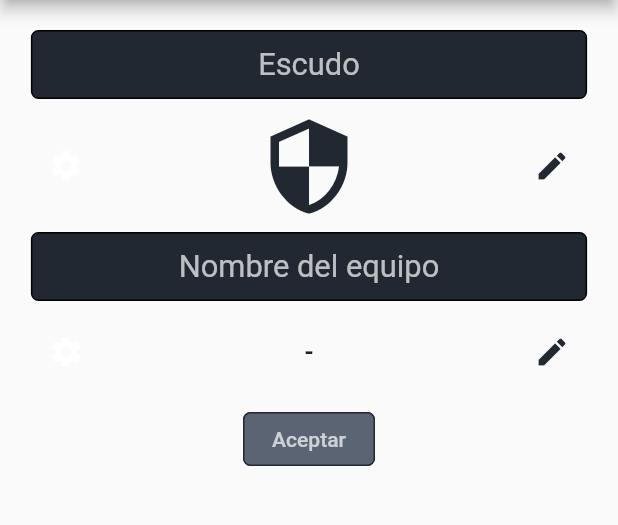
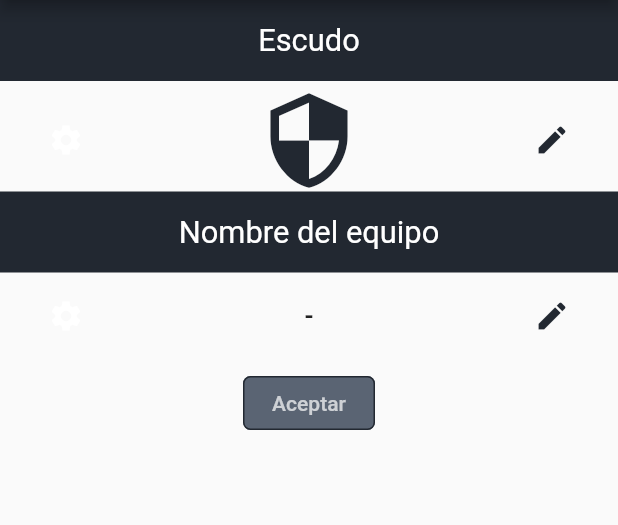
Before and after one commit to t19d/mister_football, a Flutter app: the screen it shows after launch, in the side drawer, after a tap on "Configuración", on a phone screen of 412 x 824 dp, the part 84-609 px from its top. Run offline on Flutter 3.47's test engine with Material 2 defaults, Android fonts, the phone set to English and light mode, and no system bars; our stand-ins replace flutter_datetime_picker, hive, hive_flutter, image_cropper, image_picker, pie_chart and 2 more; accounts and stored records are empty; generated files the repository leaves out were written again; Roboto replaces fonts that are missing (Georgia); project files that could hold a hidden picture were left out.

Commit message:
Diseño actualizado.

```diff
--- a/lib/routes/configuracion/v_configuracion.dart
+++ b/lib/routes/configuracion/v_configuracion.dart
@@ -52,29 +52,30 @@ class _Configuracion extends State<Configuracion> {
     Map<String, dynamic> equipoEditado = equipo;
     if (boxPerfil.get(0) != null) {
       equipo = Map.from(boxPerfil.get(0));
-      return Container(
-        padding: EdgeInsets.only(top: 10, left: 20, right: 20),
-        child: Column(
+      return Column(
         children: <Widget>[
           Container(
-              width: MediaQuery.of(context).size.width * .9,
-              padding: EdgeInsets.only(top: 10, bottom: 10),
-              margin: EdgeInsets.only(top: 10, bottom: 10),
-              decoration: BoxDecoration(
+            width: MediaQuery.of(context).size.width,
             color: MisterFootball.primario,
-                border: Border.all(),
-                borderRadius: BorderRadius.all(Radius.circular(5)),
+            padding: EdgeInsets.only(
+              top: 15,
+              bottom: 15,
+            ),
+            margin: EdgeInsets.only(
+              bottom: 5,
             ),
             child: Text(
               "Escudo",
               textAlign: TextAlign.center,
               style: TextStyle(
+                color: Colors.white,
                 fontSize: MediaQuery.of(context).size.width * .05,
-                  color: Colors.white70,
               ),
             ),
           ),
-            Row(
+          Container(
+            padding: EdgeInsets.only(left: 20, right: 20),
+            child: Row(
               mainAxisAlignment: MainAxisAlignment.spaceBetween,
               children: <Widget>[
                 IconButton(
@@ -102,25 +103,29 @@ class _Configuracion extends State<Configuracion> {
                 ),
               ],
             ),
+          ),
           Container(
-              width: MediaQuery.of(context).size.width * .9,
-              padding: EdgeInsets.only(top: 10, bottom: 10),
-              margin: EdgeInsets.only(top: 10, bottom: 10),
-              decoration: BoxDecoration(
+            width: MediaQuery.of(context).size.width,
             color: MisterFootball.primario,
-                border: Border.all(),
-                borderRadius: BorderRadius.all(Radius.circular(5)),
+            padding: EdgeInsets.only(
+              top: 15,
+              bottom: 15,
+            ),
+            margin: EdgeInsets.only(
+              bottom: 5,
             ),
             child: Text(
               "Nombre del equipo",
               textAlign: TextAlign.center,
               style: TextStyle(
+                color: Colors.white,
                 fontSize: MediaQuery.of(context).size.width * .05,
-                  color: Colors.white70,
               ),
             ),
           ),
-            Row(
+          Container(
+            padding: EdgeInsets.only(left: 20, right: 20),
+            child: Row(
               mainAxisAlignment: MainAxisAlignment.spaceBetween,
               children: <Widget>[
                 IconButton(
@@ -151,6 +156,7 @@ class _Configuracion extends State<Configuracion> {
                   },
                 ),
               ],
+            ),
           ),
           Container(
             margin: EdgeInsets.only(top: 10),
@@ -199,7 +205,6 @@ class _Configuracion extends State<Configuracion> {
             ),
           ),
         ],
-        ),
       );
       /*return Table(
         defaultVerticalAlignment: TableCellVerticalAlignment.middle,
@@ -298,29 +303,30 @@ class _Configuracion extends State<Configuracion> {
         ],
       );*/
     } else {
-      return Container(
-        padding: EdgeInsets.only(top: 10, left: 20, right: 20),
-        child: Column(
+      return Column(
         children: <Widget>[
           Container(
-              width: MediaQuery.of(context).size.width * .9,
-              padding: EdgeInsets.only(top: 10, bottom: 10),
-              margin: EdgeInsets.only(top: 10, bottom: 10),
-              decoration: BoxDecoration(
+            width: MediaQuery.of(context).size.width,
             color: MisterFootball.primario,
-                border: Border.all(),
-                borderRadius: BorderRadius.all(Radius.circular(5)),
+            padding: EdgeInsets.only(
+              top: 15,
+              bottom: 15,
+            ),
+            margin: EdgeInsets.only(
+              bottom: 5,
             ),
             child: Text(
               "Escudo",
               textAlign: TextAlign.center,
               style: TextStyle(
+                color: Colors.white,
                 fontSize: MediaQuery.of(context).size.width * .05,
-                  color: Colors.white70,
               ),
             ),
           ),
-            Row(
+          Container(
+            padding: EdgeInsets.only(left: 20, right: 20),
+            child: Row(
               mainAxisAlignment: MainAxisAlignment.spaceBetween,
               children: <Widget>[
                 IconButton(
@@ -344,25 +350,29 @@ class _Configuracion extends State<Configuracion> {
                 ),
               ],
             ),
+          ),
           Container(
-              width: MediaQuery.of(context).size.width * .9,
-              padding: EdgeInsets.only(top: 10, bottom: 10),
-              margin: EdgeInsets.only(top: 10, bottom: 10),
-              decoration: BoxDecoration(
+            width: MediaQuery.of(context).size.width,
             color: MisterFootball.primario,
-                border: Border.all(),
-                borderRadius: BorderRadius.all(Radius.circular(5)),
+            padding: EdgeInsets.only(
+              top: 15,
+              bottom: 15,
+            ),
+            margin: EdgeInsets.only(
+              bottom: 5,
             ),
             child: Text(
               "Nombre del equipo",
               textAlign: TextAlign.center,
               style: TextStyle(
+                color: Colors.white,
                 fontSize: MediaQuery.of(context).size.width * .05,
-                  color: Colors.white70,
               ),
             ),
           ),
-            Row(
+          Container(
+            padding: EdgeInsets.only(left: 20, right: 20),
+            child: Row(
               mainAxisAlignment: MainAxisAlignment.spaceBetween,
               children: <Widget>[
                 IconButton(
@@ -392,6 +402,7 @@ class _Configuracion extends State<Configuracion> {
                   },
                 ),
               ],
+            ),
           ),
           Container(
             margin: EdgeInsets.only(top: 10),
@@ -440,7 +451,6 @@ class _Configuracion extends State<Configuracion> {
             ),
           ),
         ],
-        ),
       );
       return Table(
         defaultVerticalAlignment: TableCellVerticalAlignment.middle,
@@ -563,29 +573,30 @@ class _Configuracion extends State<Configuracion> {
                 return devolverConfiguracion();
               }
             } else {
-              return Container(
-                padding: EdgeInsets.only(top: 10, left: 20, right: 20),
-                child: Column(
+              return Column(
                 children: <Widget>[
                   Container(
-                      width: MediaQuery.of(context).size.width * .9,
-                      padding: EdgeInsets.only(top: 10, bottom: 10),
-                      margin: EdgeInsets.only(top: 10, bottom: 10),
-                      decoration: BoxDecoration(
+                    width: MediaQuery.of(context).size.width,
                     color: MisterFootball.primario,
-                        border: Border.all(),
-                        borderRadius: BorderRadius.all(Radius.circular(5)),
+                    padding: EdgeInsets.only(
+                      top: 15,
+                      bottom: 15,
+                    ),
+                    margin: EdgeInsets.only(
+                      bottom: 5,
                     ),
                     child: Text(
                       "Escudo",
                       textAlign: TextAlign.center,
                       style: TextStyle(
+                        color: Colors.white,
                         fontSize: MediaQuery.of(context).size.width * .05,
-                          color: Colors.white70,
                       ),
                     ),
                   ),
-                    Row(
+                  Container(
+                    padding: EdgeInsets.only(left: 20, right: 20),
+                    child: Row(
                       mainAxisAlignment: MainAxisAlignment.spaceBetween,
                       children: <Widget>[
                         IconButton(
@@ -605,25 +616,29 @@ class _Configuracion extends State<Configuracion> {
                         ),
                       ],
                     ),
+                  ),
                   Container(
-                      width: MediaQuery.of(context).size.width * .9,
-                      padding: EdgeInsets.only(top: 10, bottom: 10),
-                      margin: EdgeInsets.only(top: 10, bottom: 10),
-                      decoration: BoxDecoration(
+                    width: MediaQuery.of(context).size.width,
                     color: MisterFootball.primario,
-                        border: Border.all(),
-                        borderRadius: BorderRadius.all(Radius.circular(5)),
+                    padding: EdgeInsets.only(
+                      top: 15,
+                      bottom: 15,
+                    ),
+                    margin: EdgeInsets.only(
+                      bottom: 5,
                     ),
                     child: Text(
                       "Nombre del equipo",
                       textAlign: TextAlign.center,
                       style: TextStyle(
+                        color: Colors.white,
                         fontSize: MediaQuery.of(context).size.width * .05,
-                          color: Colors.white70,
                       ),
                     ),
                   ),
-                    Row(
+                  Container(
+                    padding: EdgeInsets.only(left: 20, right: 20),
+                    child: Row(
                       mainAxisAlignment: MainAxisAlignment.spaceBetween,
                       children: <Widget>[
                         IconButton(
@@ -650,6 +665,7 @@ class _Configuracion extends State<Configuracion> {
                         ),
                       ],
                     ),
+                  ),
                   Container(
                     margin: EdgeInsets.only(top: 10),
                     child: RaisedButton(
@@ -662,7 +678,6 @@ class _Configuracion extends State<Configuracion> {
                     ),
                   ),
                 ],
-                ),
               );
             }
           },
@@ -741,7 +756,8 @@ class _Configuracion extends State<Configuracion> {
             ),
           ),
         );
-        },);
+      },
+    );
   }
 
   /* FOTOS */
```
Also changed, not shown: 1 other file. Lines whose indentation alone changed are shown as unchanged.
